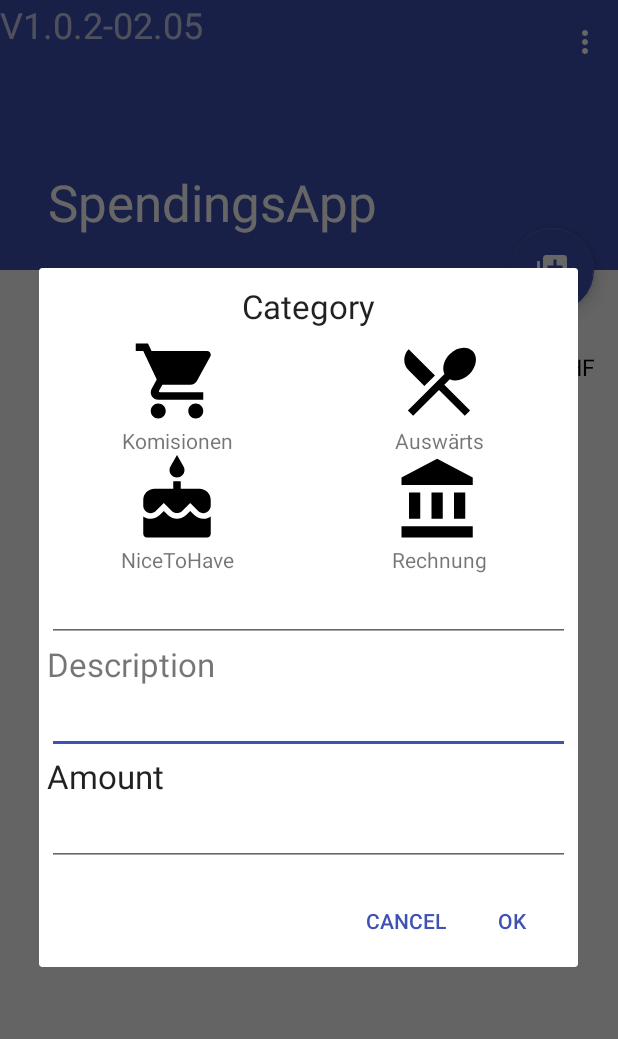
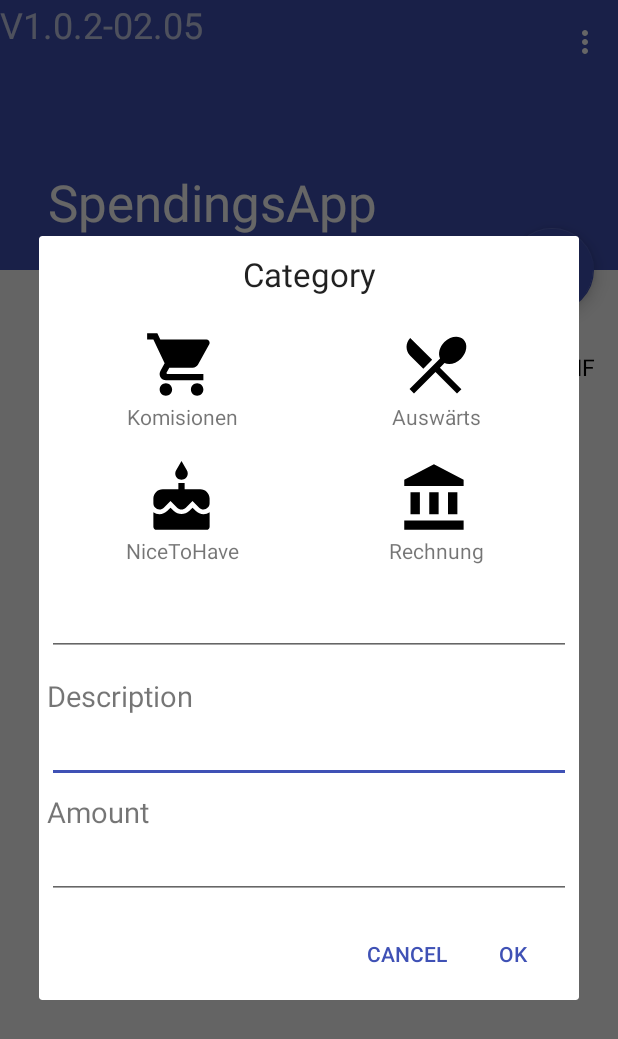
Before and after one commit to cyrilwelschen/SpendingsApp, an Android app: the screen it shows after launch (ScrollingActivity), after a tap on an icon or button, on a phone screen of 412 x 824 dp. Shown: the top 1039 px of the screen. Run offline under Robolectric (Android 15) with nearby library versions, the phone set to English and light mode, and no system bars.

Commit message:
prettifying layout

```diff
--- a/app/src/main/res/layout/category_input_gird.xml
+++ b/app/src/main/res/layout/category_input_gird.xml
@@ -3,6 +3,7 @@
     xmlns:tools="http://schemas.android.com/tools"
     android:layout_width="match_parent"
     android:layout_height="wrap_content"
+    android:padding="5dp"
     tools:context="com.example.cyrilwelschen.spendingsapp.ScrollingActivity"
     tools:showIn="@layout/input_dialog">
 
--- a/app/src/main/res/layout/category_input_grid_item.xml
+++ b/app/src/main/res/layout/category_input_grid_item.xml
@@ -1,13 +1,14 @@
 <?xml version="1.0" encoding="utf-8"?>
 <LinearLayout xmlns:android="http://schemas.android.com/apk/res/android"
     android:orientation="vertical"
+    android:padding="10dp"
     android:layout_width="match_parent"
     android:layout_height="wrap_content">
 
     <ImageView
         android:id="@+id/category_image_view"
-        android:layout_width="60dp"
-        android:layout_height="60dp"
+        android:layout_width="50dp"
+        android:layout_height="50dp"
         android:layout_gravity="center"
         android:src="@drawable/food" />
 
--- a/app/src/main/res/layout/input_dialog.xml
+++ b/app/src/main/res/layout/input_dialog.xml
@@ -26,8 +26,9 @@
         android:id="@+id/description_input_label"
         android:layout_width="match_parent"
         android:layout_height="wrap_content"
+        android:paddingTop="13dp"
         android:text="@string/user_input_description_label"
-        android:textSize="22sp" />
+        android:textSize="19sp" />
 
     <EditText
         android:id="@+id/description_user_input"
@@ -40,10 +41,11 @@
 
     <TextView
         android:id="@+id/amount_input_label"
-        android:layout_width="wrap_content"
+        android:layout_width="match_parent"
         android:layout_height="wrap_content"
+        android:paddingTop="6dp"
         android:text="@string/user_input_amount_label"
-        android:textAppearance="?android:attr/textAppearanceLarge" />
+        android:textSize="19sp" />
 
     <EditText
         android:id="@+id/amount_user_input"
```
